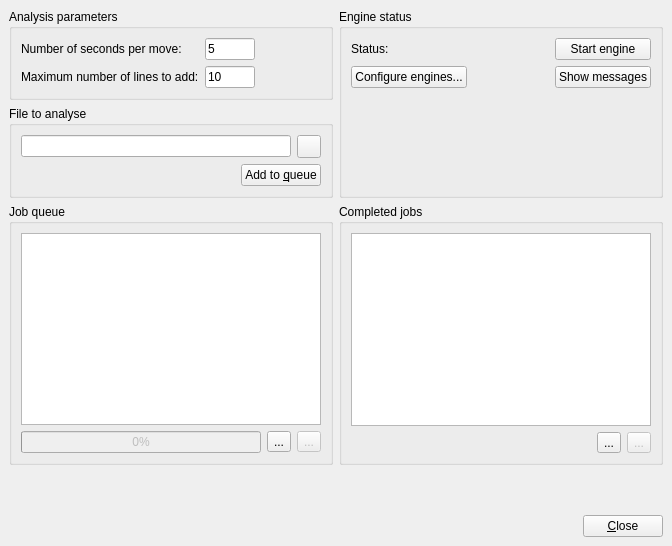
The window that src/analyze_gui.ui (bernds/q5Go) describes before a commit, drawn with Qt 5.
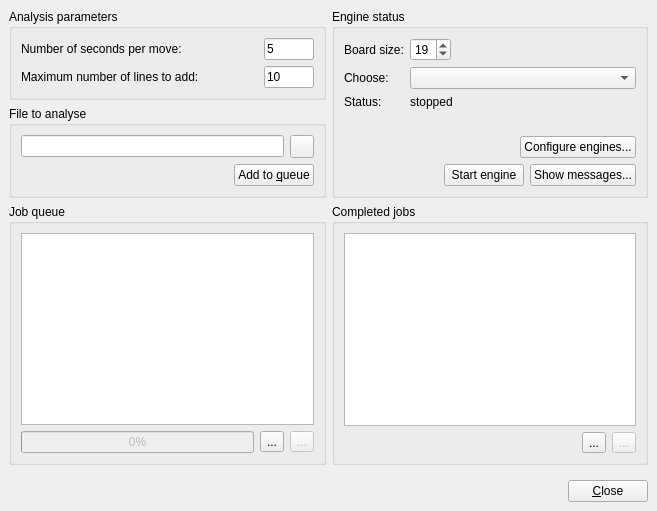
The same window after the commit. Icons and pictures are not drawn.

Commit message:
Make more and better use of the engine boardsize configuration
Add a board size spinbox to the analyzer dialog, and a combo box for engines
that is refilled when the size is changed.  Disallow queueing files with the
wrong board size.

```diff
--- a/src/analyze_gui.ui
+++ b/src/analyze_gui.ui
@@ -6,8 +6,8 @@
    <rect>
     <x>0</x>
     <y>0</y>
-    <width>672</width>
-    <height>546</height>
+    <width>657</width>
+    <height>511</height>
    </rect>
   </property>
   <property name="windowTitle">
@@ -64,32 +64,6 @@
          </property>
         </widget>
        </item>
-       <item row="0" column="2">
-        <spacer name="horizontalSpacer">
-         <property name="orientation">
-          <enum>Qt::Horizontal</enum>
-         </property>
-         <property name="sizeHint" stdset="0">
-          <size>
-           <width>1</width>
-           <height>20</height>
-          </size>
-         </property>
-        </spacer>
-       </item>
-       <item row="1" column="2">
-        <spacer name="horizontalSpacer_2">
-         <property name="orientation">
-          <enum>Qt::Horizontal</enum>
-         </property>
-         <property name="sizeHint" stdset="0">
-          <size>
-           <width>1</width>
-           <height>20</height>
-          </size>
-         </property>
-        </spacer>
-       </item>
       </layout>
      </widget>
     </item>
@@ -292,51 +266,7 @@
        <string>Engine status</string>
       </property>
       <layout class="QGridLayout" name="gridLayout_2">
-       <item row="1" column="3">
-        <widget class="QPushButton" name="engineLogButton">
-         <property name="text">
-          <string>Show messages</string>
-         </property>
-        </widget>
-       </item>
-       <item row="0" column="3">
-        <widget class="QPushButton" name="engineStartButton">
-         <property name="text">
-          <string>Start engine</string>
-         </property>
-        </widget>
-       </item>
-       <item row="1" column="0">
-        <widget class="QPushButton" name="configureButton">
-         <property name="toolTip">
-          <string>Open the preferences dialog to configure engines</string>
-         </property>
-         <property name="text">
-          <string>Configure engines...</string>
-         </property>
-        </widget>
-       </item>
-       <item row="0" column="0" colspan="3">
-        <widget class="QLabel" name="engineStatusLabel">
-         <property name="text">
-          <string>Status:</string>
-         </property>
-        </widget>
-       </item>
-       <item row="1" column="1" colspan="2">
-        <spacer name="horizontalSpacer_4">
-         <property name="orientation">
-          <enum>Qt::Horizontal</enum>
-         </property>
-         <property name="sizeHint" stdset="0">
-          <size>
-           <width>40</width>
-           <height>20</height>
-          </size>
-         </property>
-        </spacer>
-       </item>
-       <item row="2" column="1">
+       <item row="4" column="0">
         <spacer name="verticalSpacer_2">
          <property name="orientation">
           <enum>Qt::Vertical</enum>
@@ -344,11 +274,142 @@
          <property name="sizeHint" stdset="0">
           <size>
            <width>20</width>
-           <height>40</height>
+           <height>1</height>
           </size>
          </property>
         </spacer>
        </item>
+       <item row="6" column="0" colspan="4">
+        <layout class="QHBoxLayout" name="horizontalLayout_4">
+         <item>
+          <spacer name="horizontalSpacer">
+           <property name="orientation">
+            <enum>Qt::Horizontal</enum>
+           </property>
+           <property name="sizeHint" stdset="0">
+            <size>
+             <width>1</width>
+             <height>20</height>
+            </size>
+           </property>
+          </spacer>
+         </item>
+         <item>
+          <widget class="QPushButton" name="engineStartButton">
+           <property name="text">
+            <string>Start engine</string>
+           </property>
+          </widget>
+         </item>
+         <item>
+          <widget class="QPushButton" name="engineLogButton">
+           <property name="text">
+            <string>Show messages...</string>
+           </property>
+          </widget>
+         </item>
+        </layout>
+       </item>
+       <item row="1" column="0" colspan="4">
+        <widget class="QFrame" name="frame">
+         <property name="frameShape">
+          <enum>QFrame::NoFrame</enum>
+         </property>
+         <property name="frameShadow">
+          <enum>QFrame::Raised</enum>
+         </property>
+         <layout class="QFormLayout" name="formLayout">
+          <property name="leftMargin">
+           <number>0</number>
+          </property>
+          <property name="topMargin">
+           <number>0</number>
+          </property>
+          <property name="rightMargin">
+           <number>0</number>
+          </property>
+          <property name="bottomMargin">
+           <number>0</number>
+          </property>
+          <item row="0" column="0">
+           <widget class="QLabel" name="label">
+            <property name="text">
+             <string>Board size:</string>
+            </property>
+            <property name="buddy">
+             <cstring>boardsizeSpinBox</cstring>
+            </property>
+           </widget>
+          </item>
+          <item row="0" column="1">
+           <widget class="QSpinBox" name="boardsizeSpinBox">
+            <property name="sizePolicy">
+             <sizepolicy hsizetype="Fixed" vsizetype="Fixed">
+              <horstretch>0</horstretch>
+              <verstretch>0</verstretch>
+             </sizepolicy>
+            </property>
+            <property name="minimum">
+             <number>7</number>
+            </property>
+            <property name="maximum">
+             <number>25</number>
+            </property>
+            <property name="value">
+             <number>19</number>
+            </property>
+           </widget>
+          </item>
+          <item row="1" column="0">
+           <widget class="QLabel" name="label_3">
+            <property name="text">
+             <string>Choose:</string>
+            </property>
+           </widget>
+          </item>
+          <item row="1" column="1">
+           <widget class="QComboBox" name="engineComboBox">
+            <property name="sizePolicy">
+             <sizepolicy hsizetype="Preferred" vsizetype="Fixed">
+              <horstretch>0</horstretch>
+              <verstretch>0</verstretch>
+             </sizepolicy>
+            </property>
+           </widget>
+          </item>
+          <item row="2" column="1">
+           <widget class="QLabel" name="engineStatusLabel">
+            <property name="text">
+             <string>stopped</string>
+            </property>
+           </widget>
+          </item>
+          <item row="2" column="0">
+           <widget class="QLabel" name="label_5">
+            <property name="text">
+             <string>Status:</string>
+            </property>
+           </widget>
+          </item>
+         </layout>
+        </widget>
+       </item>
+       <item row="5" column="3">
+        <widget class="QPushButton" name="configureButton">
+         <property name="sizePolicy">
+          <sizepolicy hsizetype="Preferred" vsizetype="Fixed">
+           <horstretch>0</horstretch>
+           <verstretch>0</verstretch>
+          </sizepolicy>
+         </property>
+         <property name="toolTip">
+          <string>Open the preferences dialog to configure engines</string>
+         </property>
+         <property name="text">
+          <string>Configure engines...</string>
+         </property>
+        </widget>
+       </item>
       </layout>
      </widget>
     </item>
```
The commit also changes 6 other files.
